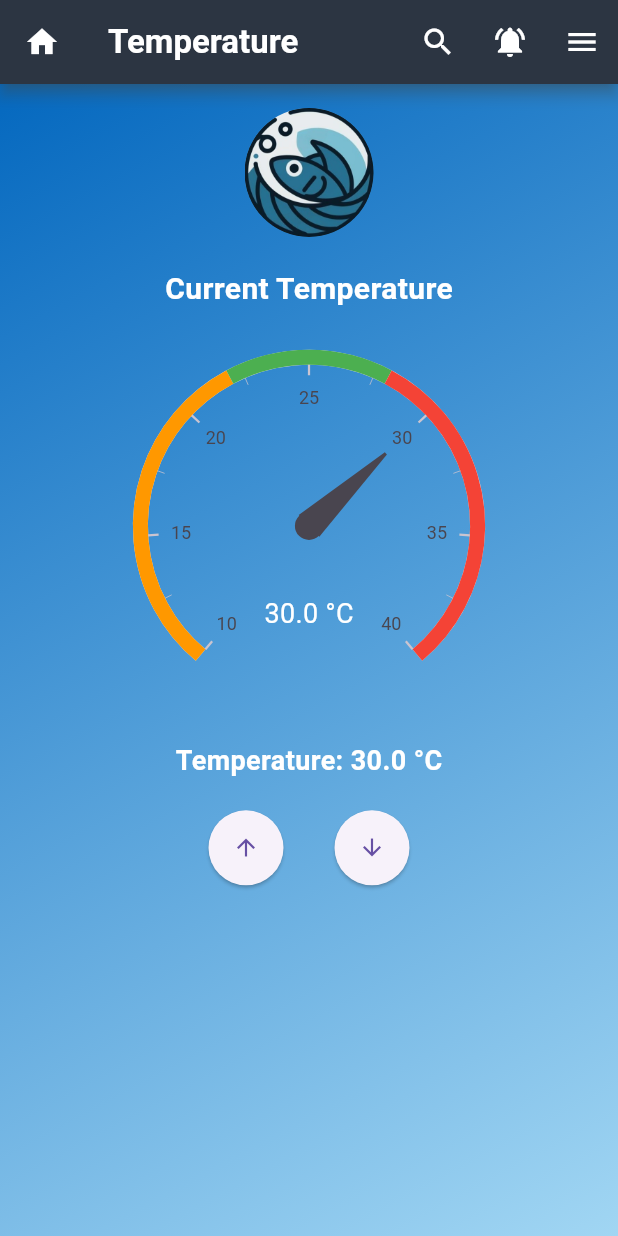
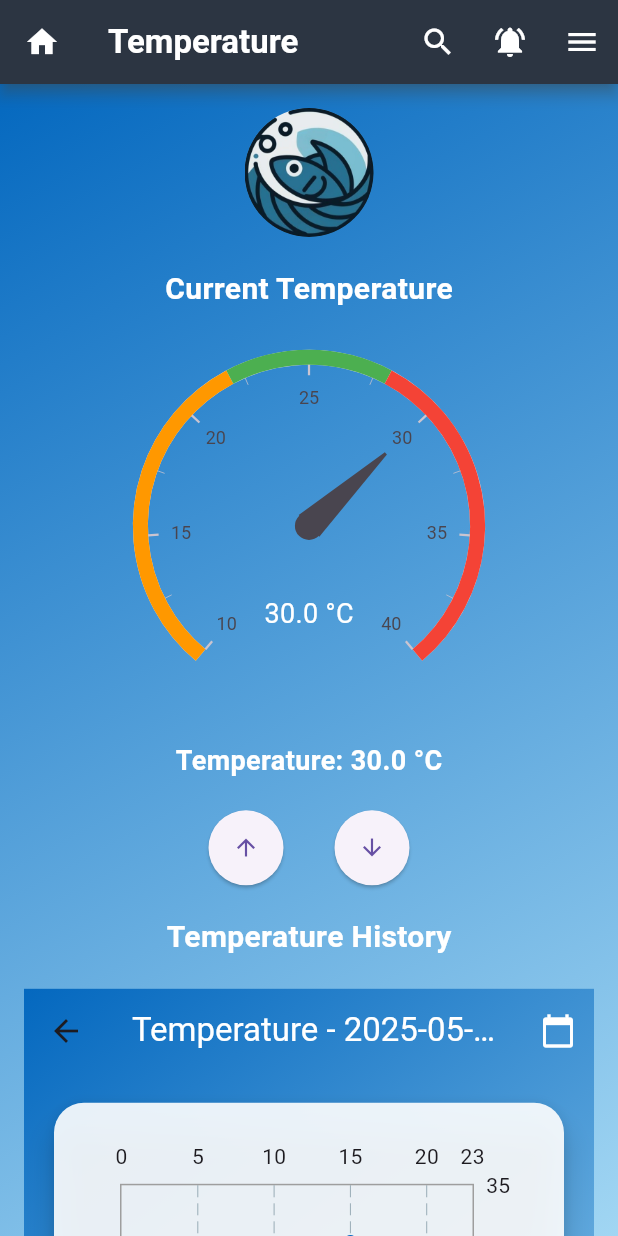
Before and after one commit to DinethShakya23/e20-3yp-Smart-Aquarium, a Flutter app: the Temperature screen opened directly, on a phone screen of 412 x 824 dp. Run offline on Flutter 3.47's test engine with Material 3 defaults, Android fonts, the phone set to English and light mode, and no system bars; drawn by our look-alikes of fl_chart, syncfusion_flutter_gauges.

Commit message:
Add temperature Graph

```diff
--- a/code/Frontend/lib/screens/temperaturescreen.dart
+++ b/code/Frontend/lib/screens/temperaturescreen.dart
@@ -8,6 +8,7 @@ import '../Widgets/searchbutton.dart';
 import '../Widgets/notificationbutton.dart';
 import '../Widgets/popupmenu.dart';
 import '../Widgets/notificationitem.dart';
+import '../widgets/TemperatureChart.dart';
 
 class Temperature extends StatefulWidget {
   const Temperature({super.key});
@@ -228,6 +229,18 @@ class _TemperatureState extends State<Temperature> {
               ),
             ],
           ),
+          const SizedBox(height: 20),
+          const Text(
+            "Temperature History",
+            style: TextStyle(
+                color: Colors.white, fontSize: 20, fontWeight: FontWeight.bold),
+          ),
+          const SizedBox(height: 20),
+          SizedBox(
+            width: double.infinity,
+            height: 500,
+            child: TemperatureChartPage(), // Assuming you have a chart widget
+          ),
         ]),
       ),
     );
--- /dev/null
+++ b/code/Frontend/lib/widgets/TemperatureChart.dart
@@ -0,0 +1,274 @@
+import 'package:flutter/material.dart';
+import 'package:fl_chart/fl_chart.dart';
+import 'package:intl/intl.dart';
+import 'dart:convert';
+
+void main() => runApp(TemperatureChartApp());
+
+class TemperatureChartApp extends StatelessWidget {
+  const TemperatureChartApp({super.key});
+
+  @override
+  Widget build(BuildContext context) {
+    return MaterialApp(
+      home: TemperatureChartPage(),
+    );
+  }
+}
+
+class TemperatureChartPage extends StatefulWidget {
+  @override
+  _TemperatureChartPageState createState() => _TemperatureChartPageState();
+}
+
+class _TemperatureChartPageState extends State<TemperatureChartPage> {
+  Map<String, dynamic> data = {};
+  String selectedDate = DateFormat('yyyy-MM-dd').format(DateTime.now());
+
+  @override
+  void initState() {
+    super.initState();
+    loadJsonData();
+  }
+
+  void loadJsonData() {
+    // 🔽 Hardcoded JSON string
+    String jsonString = '''
+    {
+  "2025-05-01": [
+    {"time": "00:00", "temperature": 24},
+    {"time": "01:00", "temperature": 23.5},
+    {"time": "02:00", "temperature": 23},
+    {"time": "03:00", "temperature": 22.5},
+    {"time": "04:00", "temperature": 22},
+    {"time": "05:00", "temperature": 21.5},
+    {"time": "06:00", "temperature": 22},
+    {"time": "07:00", "temperature": 23},
+    {"time": "08:00", "temperature": 25},
+    {"time": "09:00", "temperature": 26},
+    {"time": "10:00", "temperature": 27},
+    {"time": "11:00", "temperature": 28},
+    {"time": "12:00", "temperature": 29},
+    {"time": "13:00", "temperature": 30},
+    {"time": "14:00", "temperature": 30.5},
+    {"time": "15:00", "temperature": 31},
+    {"time": "16:00", "temperature": 30},
+    {"time": "17:00", "temperature": 29},
+    {"time": "18:00", "temperature": 28},
+    {"time": "19:00", "temperature": 27},
+    {"time": "20:00", "temperature": 26},
+    {"time": "21:00", "temperature": 25},
+    {"time": "22:00", "temperature": 24},
+    {"time": "23:00", "temperature": 23}
+  ],
+  "2025-05-02": [
+    {"time": "00:00", "temperature": 22},
+    {"time": "01:00", "temperature": 21.5},
+    {"time": "02:00", "temperature": 21},
+    {"time": "03:00", "temperature": 20.5},
+    {"time": "04:00", "temperature": 20},
+    {"time": "05:00", "temperature": 19.5},
+    {"time": "06:00", "temperature": 20},
+    {"time": "07:00", "temperature": 21},
+    {"time": "08:00", "temperature": 23},
+    {"time": "09:00", "temperature": 24},
+    {"time": "10:00", "temperature": 25},
+    {"time": "11:00", "temperature": 26},
+    {"time": "12:00", "temperature": 27},
+    {"time": "13:00", "temperature": 28},
+    {"time": "14:00", "temperature": 28.5},
+    {"time": "15:00", "temperature": 29},
+    {"time": "16:00", "temperature": 28},
+    {"time": "17:00", "temperature": 27},
+    {"time": "18:00", "temperature": 26},
+    {"time": "19:00", "temperature": 25},
+    {"time": "20:00", "temperature": 24},
+    {"time": "21:00", "temperature": 23},
+    {"time": "22:00", "temperature": 22},
+    {"time": "23:00", "temperature": 21}
+  ]
+}
+
+    ''';
+
+    final Map<String, dynamic> jsonData = json.decode(jsonString);
+    print("Available keys: ${data.keys}");
+    setState(() {
+      data = jsonData;
+      selectedDate = data.keys.first;
+
+    });
+  }
+
+  List<FlSpot> getSpotsForDate(String date) {
+    if (!data.containsKey(date)) return [];
+    final entries = List<Map<String, dynamic>>.from(data[date]);
+    return entries.map((entry) {
+      int hour = int.parse(entry['time'].split(":")[0]);
+      double temp = entry['temperature'].toDouble();
+      return FlSpot(hour.toDouble(), temp);
+    }).toList();
+  }
+
+  @override
+  Widget build(BuildContext context) {
+    final spots = getSpotsForDate(selectedDate);
+
+    return Container(
+      decoration: const BoxDecoration(
+        gradient: LinearGradient(
+          begin: Alignment.topLeft,
+          end: Alignment.bottomRight,
+          colors: [
+            Color(0xFF0468BF),
+            Color(0xFFA1D6F3),
+          ],
+        ),
+      ),
+      child: Scaffold(
+        backgroundColor: Colors.transparent,
+        appBar: AppBar(
+          backgroundColor: Colors.transparent,
+          elevation: 0,
+          title: Text(
+            "Temperature - $selectedDate",
+            style: const TextStyle(color: Colors.white),
+          ),
+          actions: [
+            IconButton(
+              icon: const Icon(Icons.calendar_today, color: Colors.white),
+              onPressed: () async {
+                final pickedDate = await showDatePicker(
+                  context: context,
+                  initialDate: DateTime.parse(selectedDate),
+                  firstDate: DateTime(2020),
+                  lastDate: DateTime(2030),
+                );
+
+                if (pickedDate != null) {
+                  final formatted = DateFormat('yyyy-MM-dd').format(pickedDate);
+                  if (data.containsKey(formatted)) {
+                    setState(() => selectedDate = formatted);
+                  } else {
+                    ScaffoldMessenger.of(context).showSnackBar(
+                      SnackBar(content: Text("No data for $formatted")),
+                    );
+                  }
+                }
+              },
+            ),
+          ],
+        ),
+    body: data.isEmpty
+    ? const Center(child: CircularProgressIndicator())
+        : Padding(
+    padding: const EdgeInsets.all(16.0),
+    child: Column(
+    children: [
+    Expanded(
+    child: Card(
+    color: Colors.white.withOpacity(0.9),
+    elevation: 8,
+    shape: RoundedRectangleBorder(
+    borderRadius: BorderRadius.circular(20),
+    ),
+    child: Padding(
+    padding: const EdgeInsets.all(16.0),
+    child: Column(
+    children: [
+
+    const SizedBox(height: 8),
+    Expanded(
+    child: Row(
+    children: [
+    const RotatedBox(
+    quarterTurns: -1,
+    child: Text(
+    "Temperature (°C)",
+    style: TextStyle(
+    fontSize: 14,
+    fontWeight: FontWeight.w500,
+    ),
+    ),
+    ),
+    const SizedBox(width: 8),
+    Expanded(
+    child: LineChart(
+    LineChartData(
+    gridData: FlGridData(show: true),
+    titlesData: FlTitlesData(
+    leftTitles: AxisTitles(
+    sideTitles: SideTitles(
+    showTitles: false,
+    interval: 2,
+    ),
+    ),
+    bottomTitles: AxisTitles(
+    sideTitles: SideTitles(
+    showTitles: true,
+    interval: 3,
+    getTitlesWidget: (value, meta) {
+    return Text(
+    value.toInt().toString(),
+    style: const TextStyle(
+    fontSize: 10,
+    ),
+    );
+    },
+    ),
+    ),
+    ),
+    borderData: FlBorderData(
+    show: true,
+    border: Border.all(color: Colors.grey, width: 1),
+    ),
+    minX: 0,
+    maxX: 23,
+    minY: 5,
+    maxY: 35,
+    lineBarsData: [
+    LineChartBarData(
+    spots: spots,
+    isCurved: true,
+    color: const Color(0xFF0468BF),
+    barWidth: 4,
+    dotData: FlDotData(show: true),
+    belowBarData: BarAreaData(
+    show: true,
+    gradient: LinearGradient(
+    colors: [
+    const Color(0xFF0468BF).withOpacity(0.4),
+    const Color(0xFFA1D6F3).withOpacity(0.1),
+    ],
+    begin: Alignment.topCenter,
+    end: Alignment.bottomCenter,
+    ),
+    ),
+    ),
+    ],
+    ),
+    ),
+    ),
+    ],
+    ),
+    ),
+    const SizedBox(height: 12),
+    const Text(
+    "Time (Hours)",
+    style: TextStyle(
+    fontSize: 14,
+    fontWeight: FontWeight.w500,
+    ),
+    ),
+    ],
+    ),
+    ),
+    ),
+    ),
+    ],
+    ),
+    ),
+      )
+    );
+  }
+}
--- a/code/Frontend/pubspec.yaml
+++ b/code/Frontend/pubspec.yaml
@@ -33,6 +33,8 @@ dependencies:
   http: ^0.13.4
   syncfusion_flutter_gauges: ^28.1.37
   web_socket_channel: ^2.1.0
+  fl_chart: ^0.64.0
+  intl: ^0.18.1
 
 
   # The following adds the Cupertino Icons font to your application.
```
Also changed, not shown: code/Frontend/pubspec.lock, 2 other files.
